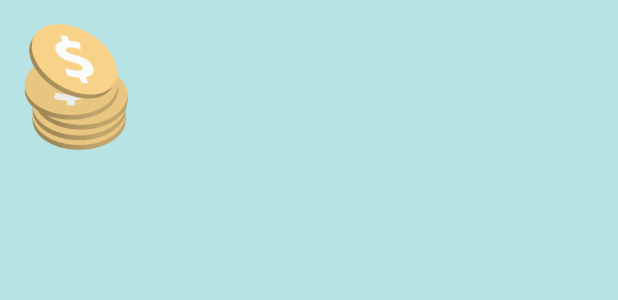
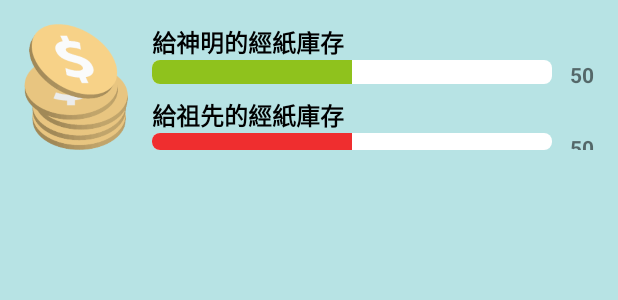
Before and after one commit to zzdanny/conlab_e-burner, an Android app: the layout activity_choose.xml on its own in the app's theme, with its tools: preview values and no code run, on a phone screen of 412 x 824 dp. Shown: the top 300 px of the screen. Run offline under Robolectric (Android 15) with nearby library versions, the phone set to English and light mode, and no system bars.

Commit message:
ChooseActivity layout. Add custom progress bar progressDrawable.

```diff
--- /dev/null
+++ b/app/src/main/res/drawable/progress_bar_green.xml
@@ -0,0 +1,33 @@
+<?xml version="1.0" encoding="utf-8"?>
+<layer-list xmlns:android="http://schemas.android.com/apk/res/android" >
+
+    <item android:id= "@android:id/background">
+        <shape>
+            <solid android:color="#fff"/>
+            <corners android:radius="5dip"/>
+        </shape>
+    </item>
+
+    <item android:id="@android:id/progress">
+        <clip>
+            <shape>
+                <corners android:radius="5dip" />
+                <solid android:color="#8fc21d" />
+            </shape>
+        </clip>
+
+        <color android:color="#8fc21d" />
+    </item>
+
+    <item android:id="@android:id/secondaryProgress">
+        <clip>
+            <shape>
+                <corners android:radius="5dip" />
+
+                <solid android:color="#8fc21d" />
+            </shape>
+        </clip>
+        <color android:color="#8fc21d" />
+    </item>
+
+</layer-list>
--- /dev/null
+++ b/app/src/main/res/drawable/progress_bar_red.xml
@@ -0,0 +1,33 @@
+<?xml version="1.0" encoding="utf-8"?>
+<layer-list xmlns:android="http://schemas.android.com/apk/res/android" >
+
+    <item android:id= "@android:id/background">
+        <shape>
+            <solid android:color="#fff"/>
+            <corners android:radius="5dip"/>
+        </shape>
+    </item>
+
+    <item android:id="@android:id/progress">
+        <clip>
+            <shape>
+                <corners android:radius="5dip" />
+                <solid android:color="#ef2e2f" />
+            </shape>
+        </clip>
+
+        <color android:color="#ef2e2f" />
+    </item>
+
+    <item android:id="@android:id/secondaryProgress">
+        <clip>
+            <shape>
+                <corners android:radius="5dip" />
+
+                <solid android:color="#ef2e2f" />
+            </shape>
+        </clip>
+        <color android:color="#ef2e2f" />
+    </item>
+
+</layer-list>
--- a/app/src/main/res/layout/activity_choose.xml
+++ b/app/src/main/res/layout/activity_choose.xml
@@ -14,7 +14,8 @@
     <LinearLayout
         android:orientation="horizontal"
         android:layout_width="match_parent"
-        android:layout_height="wrap_content">
+        android:layout_height="wrap_content"
+        android:id="@+id/linearLayout">
 
         <ImageView
             android:layout_width="69dp"
@@ -27,10 +28,97 @@
         <LinearLayout
             android:orientation="vertical"
             android:layout_width="match_parent"
-            android:layout_height="match_parent">
+            android:layout_height="match_parent"
+            android:layout_marginLeft="16sp">
+
+            <TextView
+                android:layout_width="wrap_content"
+                android:layout_height="wrap_content"
+                android:textAppearance="?android:attr/textAppearanceSmall"
+                android:textStyle="bold"
+                android:text="給神明的經紙庫存"
+                android:textColor="#000"
+                android:textSize="16sp" />
+
+
+            <RelativeLayout
+                android:layout_width="match_parent"
+                android:layout_height="wrap_content">
+
+                <ProgressBar
+                    style="?android:attr/progressBarStyleHorizontal"
+                    android:layout_width="match_parent"
+                    android:layout_height="wrap_content"
+                    android:id="@+id/choose_progressEmperor"
+                    android:progress="50"
+                    android:max="100"
+                    android:progressDrawable="@drawable/progress_bar_green"
+                    android:layout_alignParentTop="true"
+                    android:layout_toStartOf="@+id/choose_txtEmperorProgress" />
+
+                <TextView
+                    android:layout_width="wrap_content"
+                    android:layout_height="wrap_content"
+                    android:textAppearance="?android:attr/textAppearanceSmall"
+                    android:text="  50"
+                    android:id="@+id/choose_txtEmperorProgress"
+                    android:layout_alignParentTop="true"
+                    android:layout_alignParentEnd="true"
+                    android:layout_marginLeft="5sp"
+                    android:textStyle="bold"/>
+
+            </RelativeLayout>
+
+            <TextView
+                android:layout_width="wrap_content"
+                android:layout_height="wrap_content"
+                android:textAppearance="?android:attr/textAppearanceSmall"
+                android:text="給祖先的經紙庫存"
+                android:id="@+id/textView3"
+                android:textStyle="bold"
+                android:textColor="#000"
+                android:layout_marginTop="5sp"
+                android:textSize="16sp" />
+
+
+            <RelativeLayout
+                android:layout_width="match_parent"
+                android:layout_height="wrap_content">
+
+                <ProgressBar
+                    style="?android:attr/progressBarStyleHorizontal"
+                    android:layout_width="match_parent"
+                    android:layout_height="wrap_content"
+                    android:id="@+id/choose_progressAncestor"
+                    android:progress="50"
+                    android:max="100"
+                    android:progressDrawable="@drawable/progress_bar_red"
+                    android:layout_alignParentTop="true"
+                    android:layout_toStartOf="@+id/choose_txtAncestorProgress" />
+
+                <TextView
+                    android:layout_width="wrap_content"
+                    android:layout_height="wrap_content"
+                    android:textAppearance="?android:attr/textAppearanceSmall"
+                    android:text="  50"
+                    android:id="@+id/choose_txtAncestorProgress"
+                    android:layout_alignParentTop="true"
+                    android:layout_alignParentEnd="true"
+                    android:layout_marginLeft="5sp"
+                    android:textStyle="bold"/>
+
+            </RelativeLayout>
 
         </LinearLayout>
 
     </LinearLayout>
 
+    <FrameLayout
+        android:layout_width="match_parent"
+        android:layout_height="match_parent"
+        android:layout_below="@+id/linearLayout"
+        android:layout_alignParentStart="true"
+        android:layout_alignParentEnd="true"
+        android:id="@+id/choose_layoutContent"></FrameLayout>
+
 </RelativeLayout>
```
